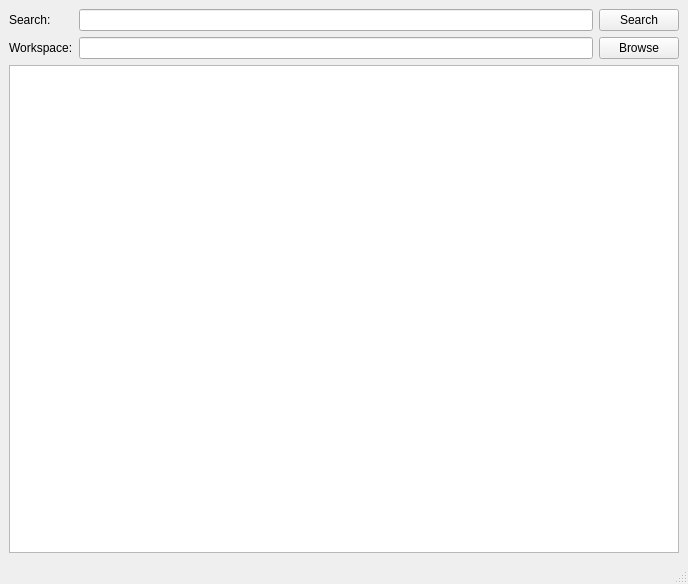
Before: the Qt Designer form SearchMyWorkspace/src/searchmyworkspace/mainwindow.ui in zhongzhu/exercise, drawn with Qt 5.
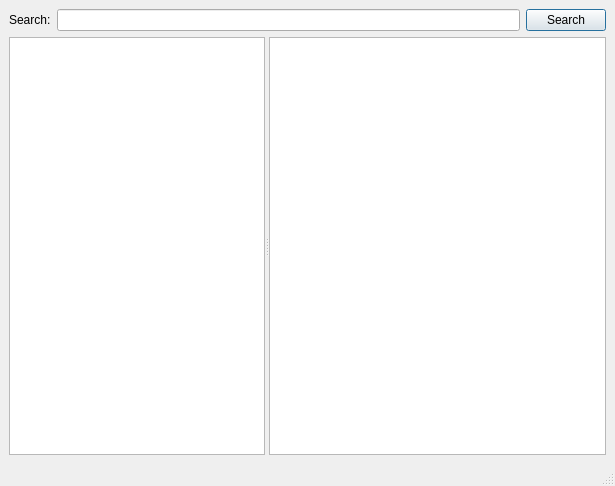
After: the same form once the commit is applied.

The edit to the form file:
```diff
--- a/SearchMyWorkspace/src/searchmyworkspace/mainwindow.ui
+++ b/SearchMyWorkspace/src/searchmyworkspace/mainwindow.ui
@@ -6,55 +6,64 @@
    <rect>
     <x>0</x>
     <y>0</y>
-    <width>688</width>
-    <height>584</height>
+    <width>615</width>
+    <height>486</height>
    </rect>
   </property>
   <property name="windowTitle">
    <string>MainWindow</string>
   </property>
   <widget class="QWidget" name="centralwidget">
-   <layout class="QVBoxLayout" name="verticalLayout">
+   <layout class="QVBoxLayout" name="verticalLayout" stretch="1,6">
     <item>
-     <layout class="QGridLayout" name="gridLayout">
-      <item row="0" column="0">
+     <layout class="QHBoxLayout" name="horizontalLayout">
+      <item>
        <widget class="QLabel" name="label">
         <property name="text">
          <string>Search:</string>
         </property>
        </widget>
       </item>
-      <item row="0" column="1">
+      <item>
        <widget class="QLineEdit" name="lineEdit_search"/>
       </item>
-      <item row="0" column="2">
+      <item>
        <widget class="QPushButton" name="pushButton_search">
         <property name="text">
          <string>Search</string>
         </property>
-       </widget>
-      </item>
-      <item row="1" column="0">
-       <widget class="QLabel" name="label_2">
-        <property name="text">
-         <string>Workspace:</string>
+        <property name="autoDefault">
+         <bool>true</bool>
         </property>
-       </widget>
-      </item>
-      <item row="1" column="1">
-       <widget class="QLineEdit" name="lineEdit_workspace"/>
-      </item>
-      <item row="1" column="2">
-       <widget class="QPushButton" name="pushButton_browser">
-        <property name="text">
-         <string>Browse</string>
+        <property name="default">
+         <bool>true</bool>
         </property>
        </widget>
       </item>
      </layout>
     </item>
     <item>
-     <widget class="QListView" name="listView_result"/>
+     <widget class="QSplitter" name="splitter">
+      <property name="orientation">
+       <enum>Qt::Horizontal</enum>
+      </property>
+      <widget class="QTreeView" name="treeView_facet">
+       <property name="sizePolicy">
+        <sizepolicy hsizetype="Expanding" vsizetype="Expanding">
+         <horstretch>0</horstretch>
+         <verstretch>0</verstretch>
+        </sizepolicy>
+       </property>
+      </widget>
+      <widget class="QListView" name="listView_result">
+       <property name="sizePolicy">
+        <sizepolicy hsizetype="Expanding" vsizetype="Expanding">
+         <horstretch>1</horstretch>
+         <verstretch>0</verstretch>
+        </sizepolicy>
+       </property>
+      </widget>
+     </widget>
     </item>
    </layout>
   </widget>
```
Left out of the diff: 21 changed lines with no effect on the pictures.
